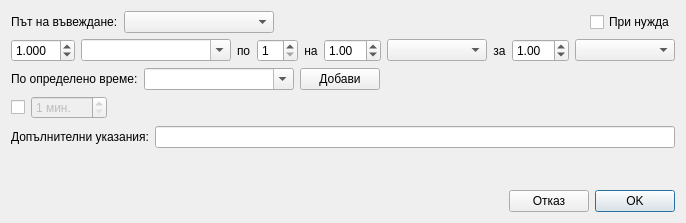
thefinalcutbg/DinoDent, file src/View/Widgets/DosageDialog.ui: the form before one commit.
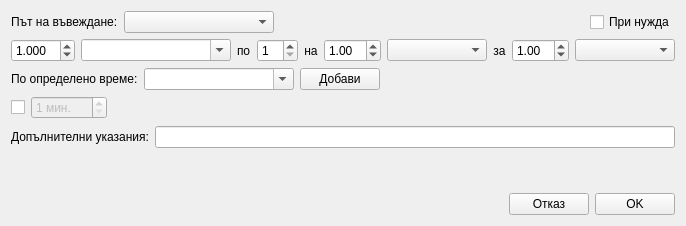
The form after the commit.

Commit message: when tag ui changes

```diff
--- a/src/View/Widgets/DosageDialog.ui
+++ b/src/View/Widgets/DosageDialog.ui
@@ -7,7 +7,7 @@
     <x>0</x>
     <y>0</y>
     <width>682</width>
-    <height>223</height>
+    <height>226</height>
    </rect>
   </property>
   <property name="windowTitle">
@@ -367,6 +367,9 @@
        <property name="text">
         <string>Отказ</string>
        </property>
+       <property name="autoDefault">
+        <bool>false</bool>
+       </property>
       </widget>
      </item>
      <item>
@@ -374,8 +377,11 @@
        <property name="text">
         <string>OK</string>
        </property>
+       <property name="autoDefault">
+        <bool>false</bool>
+       </property>
        <property name="default">
-        <bool>true</bool>
+        <bool>false</bool>
        </property>
       </widget>
      </item>
```
The commit also changes 1 other file.
